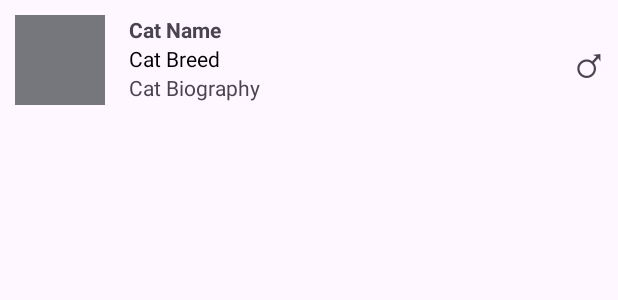
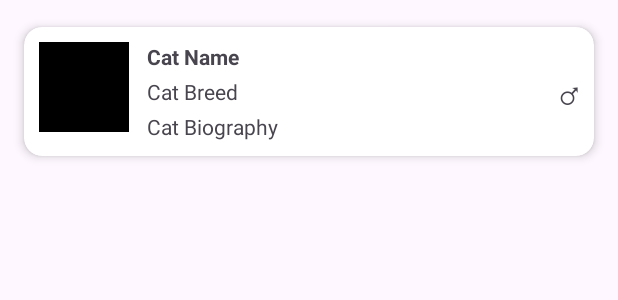
Before and after one commit to auliawidian-cmyk/LAB_WEEK_06, an Android app: the layout item_list.xml on its own in the app's theme, with its tools: preview values and no code run, on a phone screen of 412 x 824 dp. Shown: the top 300 px of the screen. Run offline under Robolectric (Android 15) with nearby library versions, the phone set to English and light mode, and no system bars.

```diff
--- a/app/build.gradle.kts
+++ b/app/build.gradle.kts
@@ -43,6 +43,7 @@ dependencies {
     implementation(libs.androidx.activity)
     implementation(libs.androidx.constraintlayout)
     implementation("com.github.bumptech.glide:glide:4.14.2")
+    implementation("androidx.cardview:cardview:1.0.0")
     testImplementation(libs.junit)
     androidTestImplementation(libs.androidx.junit)
     androidTestImplementation(libs.androidx.espresso.core)
--- a/app/src/main/res/layout/item_list.xml
+++ b/app/src/main/res/layout/item_list.xml
@@ -1,49 +1,75 @@
 <?xml version="1.0" encoding="utf-8"?>
-<androidx.constraintlayout.widget.ConstraintLayout
+<androidx.cardview.widget.CardView
     xmlns:android="http://schemas.android.com/apk/res/android"
     xmlns:app="http://schemas.android.com/apk/res-auto"
     xmlns:tools="http://schemas.android.com/tools"
     android:layout_width="match_parent"
     android:layout_height="wrap_content"
+    android:layout_margin="8dp"
+    app:cardCornerRadius="12dp"
+    app:cardElevation="4dp"
+    app:cardUseCompatPadding="true">
+
+    <androidx.constraintlayout.widget.ConstraintLayout
+        android:layout_width="match_parent"
+        android:layout_height="wrap_content"
         android:padding="10dp">
+
         <ImageView
             android:id="@+id/cat_photo"
             android:layout_width="60dp"
             android:layout_height="60dp"
+            android:contentDescription="@string/cat_photo_desc"
             app:layout_constraintStart_toStartOf="parent"
             app:layout_constraintTop_toTopOf="parent"
-        tools:background="@color/material_dynamic_neutral50" />
+            tools:background="@color/black" />
+
         <TextView
             android:id="@+id/cat_name"
-        android:layout_width="wrap_content"
+            android:layout_width="0dp"
             android:layout_height="wrap_content"
-        android:layout_marginStart="16dp"
+            android:layout_marginStart="12dp"
             android:textStyle="bold"
-        app:layout_constraintStart_toEndOf="@+id/cat_photo"
+            android:maxLines="1"
+            android:ellipsize="end"
+            app:layout_constraintStart_toEndOf="@id/cat_photo"
             app:layout_constraintTop_toTopOf="parent"
+            app:layout_constraintEnd_toStartOf="@id/cat_gender"
             tools:text="Cat Name" />
+
         <TextView
             android:id="@+id/cat_breed"
-        android:layout_width="wrap_content"
+            android:layout_width="0dp"
             android:layout_height="wrap_content"
-        android:textColor="@color/black"
-        app:layout_constraintStart_toStartOf="@+id/cat_name"
-        app:layout_constraintTop_toBottomOf="@+id/cat_name"
+            android:layout_marginTop="4dp"
+            android:maxLines="1"
+            android:ellipsize="end"
+            app:layout_constraintStart_toStartOf="@id/cat_name"
+            app:layout_constraintTop_toBottomOf="@id/cat_name"
+            app:layout_constraintEnd_toEndOf="@id/cat_name"
             tools:text="Cat Breed" />
+
         <TextView
             android:id="@+id/cat_biography"
-        android:layout_width="wrap_content"
+            android:layout_width="0dp"
             android:layout_height="wrap_content"
-        app:layout_constraintStart_toStartOf="@+id/cat_breed"
-        app:layout_constraintTop_toBottomOf="@+id/cat_breed"
+            android:layout_marginTop="4dp"
+            android:maxLines="2"
+            android:ellipsize="end"
+            app:layout_constraintStart_toStartOf="@id/cat_breed"
+            app:layout_constraintTop_toBottomOf="@id/cat_breed"
+            app:layout_constraintEnd_toEndOf="@id/cat_breed"
             tools:text="Cat Biography" />
+
         <TextView
             android:id="@+id/cat_gender"
             android:layout_width="wrap_content"
             android:layout_height="wrap_content"
-        android:textSize="30sp"
-        app:layout_constraintBottom_toBottomOf="parent"
+            android:textSize="22sp"
             app:layout_constraintEnd_toEndOf="parent"
             app:layout_constraintTop_toTopOf="parent"
-        tools:text="&#9794;" />
+            app:layout_constraintBottom_toBottomOf="parent"
+            tools:text="♂" />
+
     </androidx.constraintlayout.widget.ConstraintLayout>
+</androidx.cardview.widget.CardView>
--- a/app/src/main/res/values/strings.xml
+++ b/app/src/main/res/values/strings.xml
@@ -1,3 +1,4 @@
 <resources>
     <string name="app_name">LAB_WEEK_06</string>
+    <string name="cat_photo_desc">Cat photo</string>
 </resources>
```
Also changed, not shown: app/src/main/java/com/example/lab_week_06/MainActivity.kt (+10 -21 lines), app/src/main/res/layout/activity_main.xml (+6 -2 lines). Lines whose indentation alone changed are shown as unchanged.
